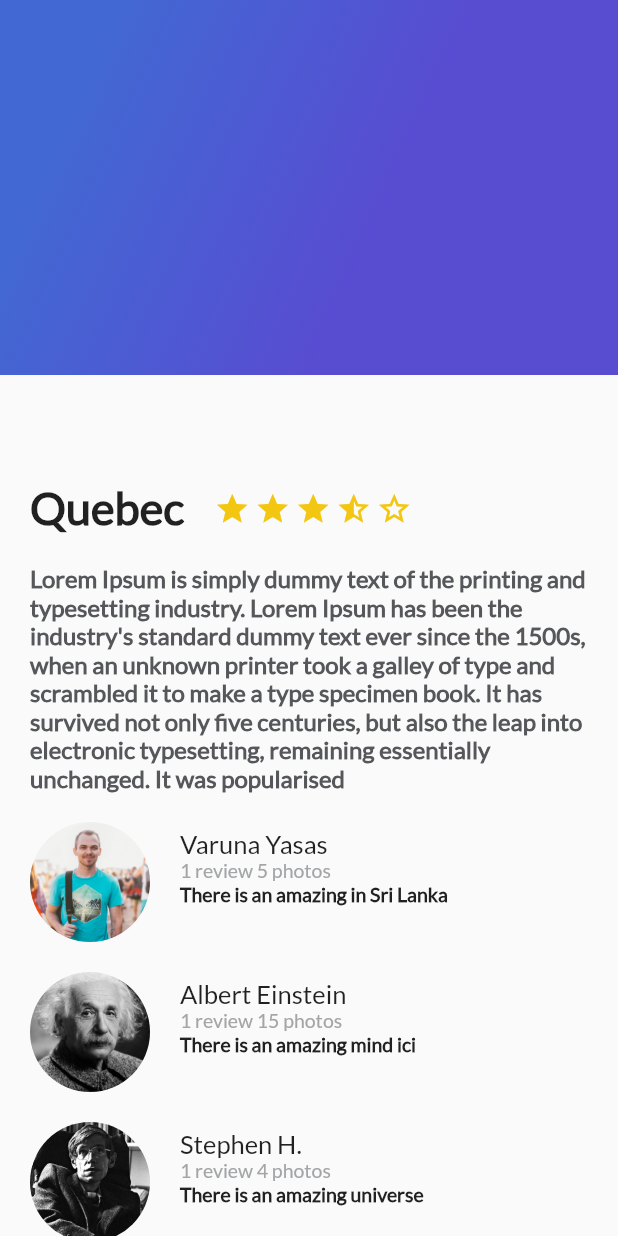
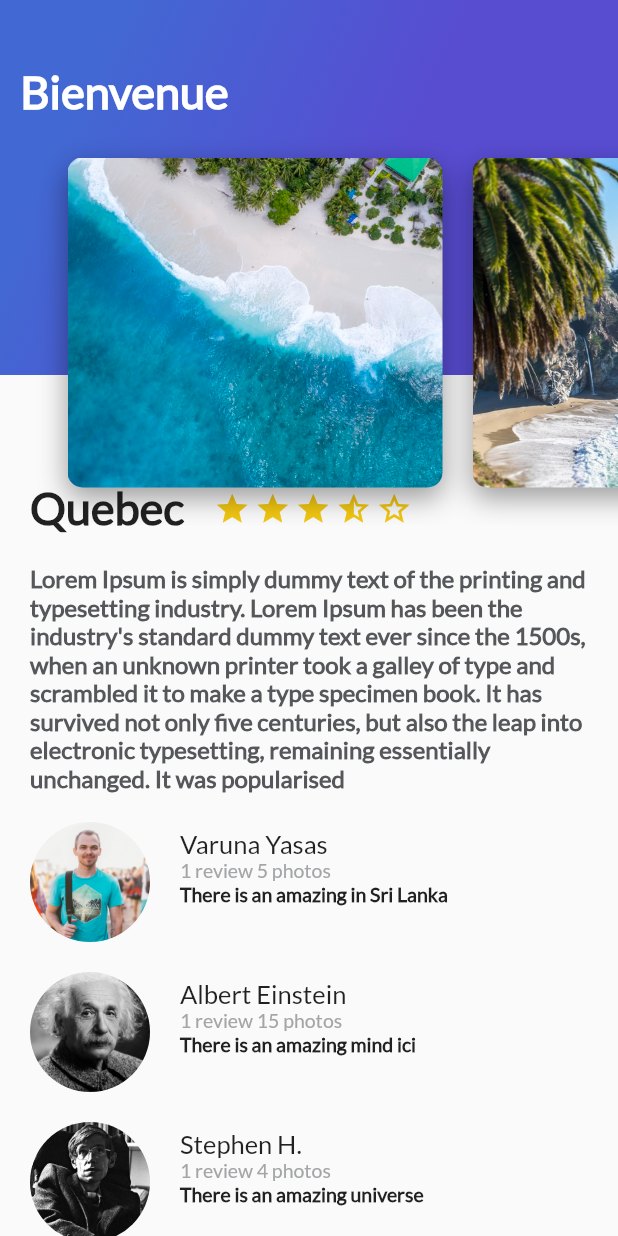
Before and after one commit to richard-conectsen/flutter, a Flutter app: the screen it shows after launch, on a phone screen of 412 x 824 dp. Run offline on Flutter 3.47's test engine with Material 2 defaults, Android fonts, the phone set to English and light mode, and no system bars.

Commit message:
listview images axis.horizontal and widget Stack 4 put in order each part

```diff
--- /dev/null
+++ b/lib/card_image.dart
@@ -0,0 +1,36 @@
+import 'package:flutter/material.dart';
+
+class CardImage extends StatelessWidget {
+  String pathImage = "assets/images/beach.jpeg";
+  CardImage(this.pathImage);
+  @override
+  Widget build(BuildContext context) {
+    // TODO: implement build
+    final card = Container(
+      height: 350.0,
+      width: 250.0,
+      margin: EdgeInsets.only(
+        top: 80.0,
+        left: 20.0
+      ),
+      decoration: BoxDecoration(
+        image: DecorationImage(
+          fit: BoxFit.cover,
+          image: AssetImage(pathImage)
+        ),
+        borderRadius: BorderRadius.all(Radius.circular(10.0)),
+        shape: BoxShape.rectangle,
+        boxShadow:[
+          BoxShadow(
+            color: Colors.black38,
+            blurRadius: 15.0,
+            offset: Offset(0.0, 7.0)
+          )
+        ]
+      ),
+    );
+    //throw UnimplementedError();
+    return card;
+  }
+
+}
--- /dev/null
+++ b/lib/card_image_list.dart
@@ -0,0 +1,26 @@
+import 'package:flutter/material.dart';
+import 'package:flutter_platzi/card_image.dart';
+
+class CardImageList extends StatelessWidget{
+  @override
+  Widget build(BuildContext context) {
+    // TODO: implement build
+    //throw UnimplementedError();
+    return Container(
+      height: 350.0,
+      child: ListView(
+        padding: EdgeInsets.all(25.0),
+        scrollDirection: Axis.horizontal,
+        children: [
+          CardImage("assets/images/beach.jpeg"),
+          CardImage("assets/images/beach_palm.jpeg"),
+          CardImage("assets/images/mountain.jpeg"),
+          CardImage("assets/images/mountain_stars.jpeg"),
+          CardImage("assets/images/river.jpeg"),
+          CardImage("assets/images/sunset.jpeg")
+        ],
+      ),
+    );
+  }
+
+}
--- a/lib/gradient_back.dart
+++ b/lib/gradient_back.dart
@@ -1,6 +1,9 @@
 import 'package:flutter/material.dart';
 
 class GradientBack extends StatelessWidget {
+
+  String title = "Popular";
+  GradientBack(this.title);
   @override
   Widget build(BuildContext context) {
     // TODO: implement build
@@ -18,6 +21,16 @@ class GradientBack extends StatelessWidget {
               tileMode: TileMode.clamp
           )
         ),
+      child: Text(
+        title,
+        style: TextStyle(
+          color: Colors.white,
+          fontSize: 30.0,
+          fontFamily: "Lato",
+          fontWeight: FontWeight.bold
+        ),
+      ),
+      alignment: Alignment(-0.9, -0.6),
     );
     //throw UnimplementedError();
   }
--- /dev/null
+++ b/lib/header_appbar.dart
@@ -0,0 +1,20 @@
+import 'package:flutter/material.dart';
+import 'gradient_back.dart';
+import 'card_image_list.dart';
+import 'card_image.dart';
+import 'package:flutter_platzi/card_image_list.dart';
+
+class HeaderAppBar extends StatelessWidget{
+  @override
+  Widget build(BuildContext context) {
+    // TODO: implement build
+    //throw UnimplementedError();
+    return Stack(
+      children: [
+        GradientBack("Bienvenue"),
+        CardImageList()
+      ],
+    );
+  }
+
+}
--- a/lib/main.dart
+++ b/lib/main.dart
@@ -3,6 +3,7 @@ import 'package:flutter_platzi/description_place.dart';
 import 'package:flutter_platzi/review.dart';
 import 'package:flutter_platzi/review_list.dart';
 import 'package:flutter_platzi/gradient_back.dart';
+import 'header_appbar.dart';
 
 void main() {
   runApp(const MyApp());
@@ -38,7 +39,7 @@ class MyApp extends StatelessWidget {
                 ReviewList(),
               ],
             ),
-            GradientBack(),
+            HeaderAppBar(),
           ],
         ),
       )
--- a/pubspec.yaml
+++ b/pubspec.yaml
@@ -88,10 +88,7 @@ flutter:
   # For details regarding fonts from package dependencies,
   # see https://flutter.dev/custom-fonts/#from-packages
   assets:
-    - assets/images/people.jpg
-    - assets/images/albert.jpg
-    - assets/images/stephen.jpg
-    - assets/images/richard.jpg
+    - assets/images/
   fonts:
     - family: Lato
       fonts:
```
Also changed, not shown: assets/images/beach.jpeg (added), assets/images/beach_palm.jpeg (added), assets/images/mountain.jpeg (added), assets/images/mountain_stars.jpeg (added), assets/images/river.jpeg (added), assets/images/sunset.jpeg (added).
